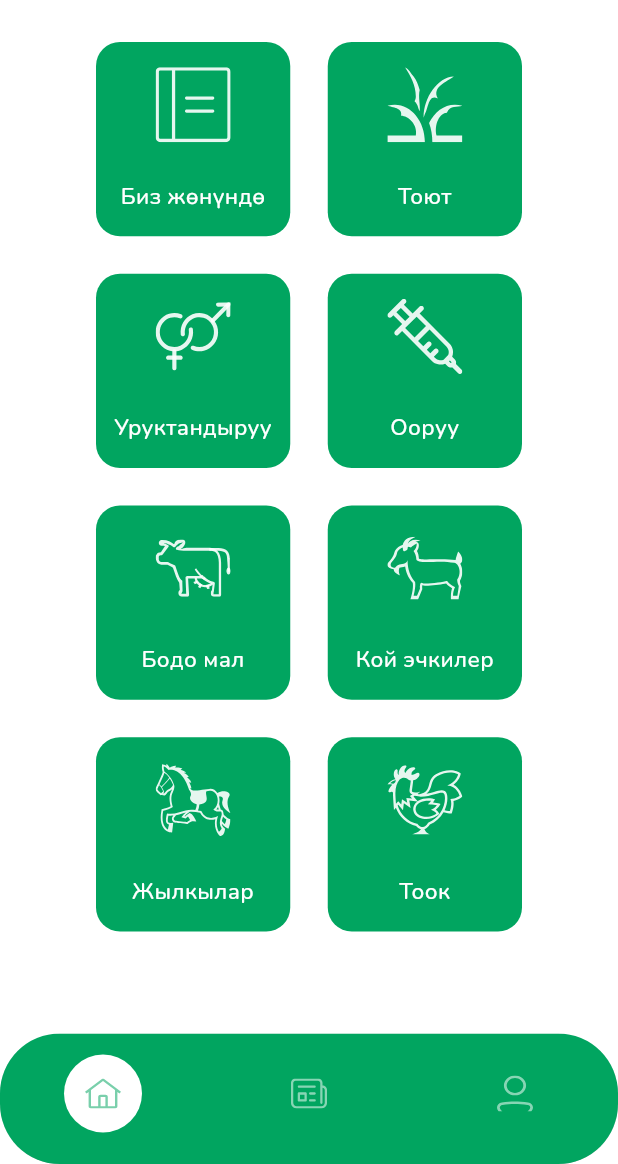
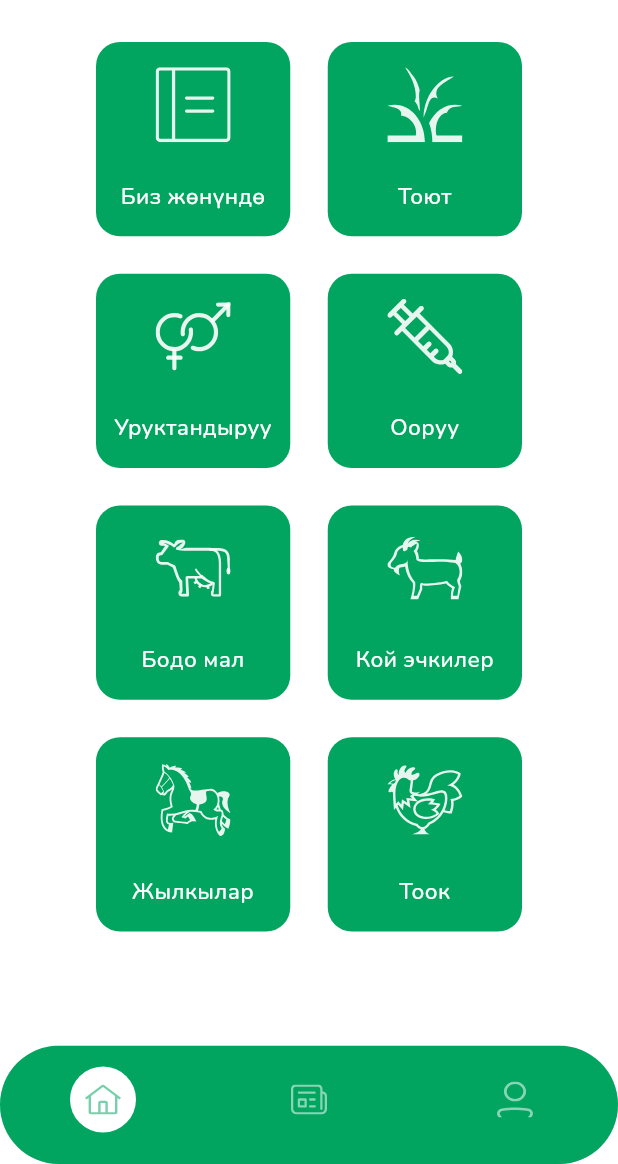
Before and after one commit to adilet3401/vet_mobile_app1, a Flutter app: the MenuPage screen opened by its route, on a phone screen of 412 x 824 dp, the part 72-1236 px from its top. Run offline on Flutter 3.47's test engine with Material 3 defaults, Android fonts, the phone set to English and light mode, and no system bars; our stand-ins replace cloud_firestore, firebase_auth, firebase_core, flutter_svg, go_router, google_fonts and 2 more; accounts and stored records are empty.

Commit message:
animate fixed

```diff
--- a/lib/pages/menu_page.dart
+++ b/lib/pages/menu_page.dart
@@ -36,19 +36,15 @@ class _MenuPageState extends State<MenuPage> {
     return Scaffold(
       bottomNavigationBar: ClipRRect(
         borderRadius: BorderRadius.circular(40), // Скругление углов
+        child: Theme(
+          data: Theme.of(context).copyWith(
+            splashFactory: NoSplash.splashFactory, // Отключение эффекта нажатия
+            highlightColor: Colors.transparent, // Убираем подсветку
+          ),
           child: BottomNavigationBar(
             showSelectedLabels: false,
             showUnselectedLabels: false,
             type: BottomNavigationBarType.fixed,
-          // selectedItemColor: Colors.white, // Цвет для выбранного элемента
-          // ignore: deprecated_member_use
-          // unselectedItemColor: Colors.white.withOpacity(
-          //   0.6,
-          // ), // Цвет для невыбранных элементов
-          // selectedLabelStyle: TextStyle(
-          //   color: Colors.white,
-          //   fontWeight: FontWeight.w500,
-          // ),
             currentIndex: myCurrentIndex,
             onTap: (index) {
               setState(() {
@@ -67,6 +63,7 @@ class _MenuPageState extends State<MenuPage> {
             ],
           ),
         ),
+      ),
       body: PageView(
         controller: _pageController,
         onPageChanged: (index) {
@@ -79,15 +76,17 @@ class _MenuPageState extends State<MenuPage> {
 
   BottomNavigationBarItem BottomNavBar(String iconPath, int currentIndex) {
     return BottomNavigationBarItem(
-      icon: CircleAvatar(
-        backgroundColor:
+      icon: Container(
+        decoration: BoxDecoration(
+          color:
               myCurrentIndex == currentIndex ? Colors.white : Color(0xff01a560),
-        minRadius: 26,
+          shape: BoxShape.circle,
+        ),
+        padding: const EdgeInsets.all(10), // Отступы для иконки
         child: SvgPicture.asset(
           iconPath,
           width: 24,
           height: 24,
-          // ignore: deprecated_member_use
           color:
               myCurrentIndex == currentIndex ? Color(0xff01A560) : Colors.white,
         ),
```
Lines whose indentation alone changed are shown as unchanged.
